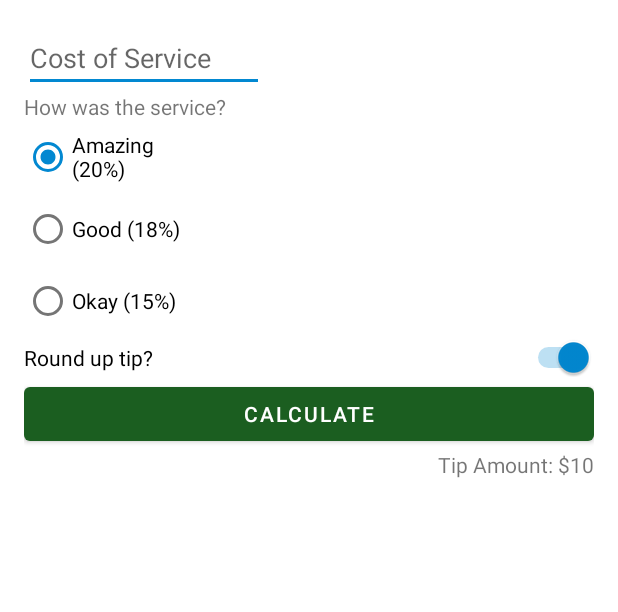
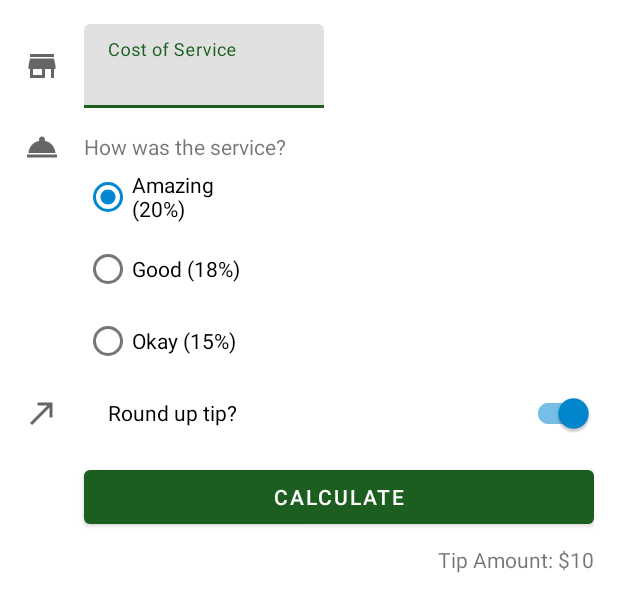
Before and after one commit to SLedolter/TipTime, an Android app: the layout activity_main.xml on its own in the app's theme, with its tools: preview values and no code run, on a phone screen of 412 x 824 dp. Shown: the top 612 px of the screen. Run offline under Robolectric (Android 15) with nearby library versions, the phone set to English and light mode, and no system bars.

Commit message:
SL: replaced widgets with material library items; tweaked layout

```diff
--- a/app/build.gradle
+++ b/app/build.gradle
@@ -4,6 +4,9 @@ plugins {
 }
 
 android {
+    defaultConfig {
+        vectorDrawables.useSupportLibrary = true
+    }
     compileSdk 31
 
     defaultConfig {
--- a/app/src/main/java/at/sledolter/tiptime/MainActivity.kt
+++ b/app/src/main/java/at/sledolter/tiptime/MainActivity.kt
@@ -17,7 +17,7 @@ class MainActivity : AppCompatActivity() {
     }
 
     private fun calculateTip() {
-        val cost = binding.costOfService.text.toString().toDoubleOrNull()
+        val cost = binding.costOfServiceEditText.text.toString().toDoubleOrNull()
         if (cost == null || cost == 0.0) {
             displayTip(0.0)
             return
--- /dev/null
+++ b/app/src/main/res/drawable/ic_round_up.xml
@@ -0,0 +1,10 @@
+<vector xmlns:android="http://schemas.android.com/apk/res/android"
+    android:width="24dp"
+    android:height="24dp"
+    android:viewportWidth="24"
+    android:viewportHeight="24"
+    android:tint="?attr/colorControlNormal">
+  <path
+      android:fillColor="@android:color/white"
+      android:pathData="M9,5v2h6.59L4,18.59 5.41,20 17,8.41V15h2V5z"/>
+</vector>
--- /dev/null
+++ b/app/src/main/res/drawable/ic_service.xml
@@ -0,0 +1,10 @@
+<vector xmlns:android="http://schemas.android.com/apk/res/android"
+    android:width="24dp"
+    android:height="24dp"
+    android:viewportWidth="24"
+    android:viewportHeight="24"
+    android:tint="?attr/colorControlNormal">
+  <path
+      android:fillColor="@android:color/white"
+      android:pathData="M2,17h20v2L2,19zM13.84,7.79c0.1,-0.24 0.16,-0.51 0.16,-0.79 0,-1.1 -0.9,-2 -2,-2s-2,0.9 -2,2c0,0.28 0.06,0.55 0.16,0.79C6.25,8.6 3.27,11.93 3,16h18c-0.27,-4.07 -3.25,-7.4 -7.16,-8.21z"/>
+</vector>
--- /dev/null
+++ b/app/src/main/res/drawable/ic_store.xml
@@ -0,0 +1,10 @@
+<vector xmlns:android="http://schemas.android.com/apk/res/android"
+    android:width="24dp"
+    android:height="24dp"
+    android:viewportWidth="24"
+    android:viewportHeight="24"
+    android:tint="?attr/colorControlNormal">
+  <path
+      android:fillColor="@android:color/white"
+      android:pathData="M20,4L4,4v2h16L20,4zM21,14v-2l-1,-5L4,7l-1,5v2h1v6h10v-6h4v6h2v-6h1zM12,18L6,18v-4h6v4z"/>
+</vector>
--- a/app/src/main/res/layout/activity_main.xml
+++ b/app/src/main/res/layout/activity_main.xml
@@ -9,23 +9,54 @@
     android:padding="16dp"
     tools:context=".MainActivity">
 
-    <EditText
+    <ImageView
+        android:id="@+id/icon_cost_of_service"
+        android:layout_width="wrap_content"
+        android:layout_height="wrap_content"
+        android:importantForAccessibility="no"
+        app:layout_constraintBottom_toBottomOf="@+id/cost_of_service"
+        app:layout_constraintStart_toStartOf="parent"
+        app:layout_constraintTop_toTopOf="@+id/cost_of_service"
+        app:srcCompat="@drawable/ic_store" />
+
+    <com.google.android.material.textfield.TextInputLayout
         android:id="@+id/cost_of_service"
-        android:layout_width="160dp"
+        android:layout_width="wrap_content"
         android:layout_height="wrap_content"
         android:hint="@string/cost_of_service"
-        android:importantForAutofill="no"
-        android:inputType="numberDecimal"
+        android:layout_marginStart="16dp"
+        app:layout_constraintStart_toEndOf="@+id/icon_cost_of_service"
+        app:layout_constraintTop_toTopOf="parent">
+
+        <com.google.android.material.textfield.TextInputEditText
+            android:id="@+id/cost_of_service_edit_text"
+            android:layout_width="160dp"
+            android:layout_height="wrap_content"
+            android:importantForAutofill="no"
+            android:inputType="numberDecimal"
+            app:layout_constraintStart_toStartOf="parent"
+            app:layout_constraintTop_toTopOf="parent"
+            tools:ignore="TextContrastCheck,TouchTargetSizeCheck" />
+
+    </com.google.android.material.textfield.TextInputLayout>
+
+    <ImageView
+        android:id="@+id/imageView2"
+        android:layout_width="wrap_content"
+        android:layout_height="wrap_content"
+        app:layout_constraintBottom_toBottomOf="@+id/service_question"
         app:layout_constraintStart_toStartOf="parent"
-        app:layout_constraintTop_toTopOf="parent"
-        tools:ignore="TextContrastCheck,TouchTargetSizeCheck" />
+        app:layout_constraintTop_toTopOf="@+id/service_question"
+        app:srcCompat="@drawable/ic_service" />
 
     <TextView
         android:id="@+id/service_question"
         android:layout_width="wrap_content"
         android:layout_height="wrap_content"
+        android:layout_marginStart="16dp"
+        android:layout_marginTop="16dp"
         android:text="@string/how_was_the_service"
-        app:layout_constraintStart_toStartOf="@id/cost_of_service"
+        app:layout_constraintStart_toEndOf="@+id/imageView2"
         app:layout_constraintTop_toBottomOf="@id/cost_of_service" />
 
     <RadioGroup
@@ -56,14 +87,25 @@
             android:text="@string/okay_15" />
     </RadioGroup>
 
-    <Switch
+    <ImageView
+        android:id="@+id/imageView3"
+        android:layout_width="wrap_content"
+        android:layout_height="wrap_content"
+        app:layout_constraintBottom_toBottomOf="@+id/round_up_switch"
+        app:layout_constraintStart_toStartOf="parent"
+        app:layout_constraintTop_toTopOf="@+id/round_up_switch"
+        app:srcCompat="@drawable/ic_round_up" />
+
+    <com.google.android.material.switchmaterial.SwitchMaterial
         android:id="@+id/round_up_switch"
         android:layout_width="0dp"
         android:layout_height="wrap_content"
+        android:layout_marginStart="16dp"
         android:checked="true"
+        android:paddingStart="16dp"
         android:text="@string/round_up_tip"
         app:layout_constraintEnd_toEndOf="parent"
-        app:layout_constraintStart_toStartOf="parent"
+        app:layout_constraintStart_toEndOf="@+id/imageView3"
         app:layout_constraintTop_toBottomOf="@+id/tip_options"
         tools:ignore="TouchTargetSizeCheck" />
 
@@ -71,17 +113,19 @@
         android:id="@+id/calculate_button"
         android:layout_width="0dp"
         android:layout_height="wrap_content"
+        android:layout_marginTop="8dp"
         android:text="@string/calculate"
         app:layout_constraintEnd_toEndOf="parent"
-        app:layout_constraintStart_toStartOf="parent"
+        app:layout_constraintStart_toStartOf="@+id/round_up_switch"
         app:layout_constraintTop_toBottomOf="@+id/round_up_switch" />
 
     <TextView
         android:id="@+id/tip_result"
         android:layout_width="wrap_content"
         android:layout_height="wrap_content"
-        tools:text="Tip Amount: $10"
+        android:layout_marginTop="8dp"
         app:layout_constraintEnd_toEndOf="parent"
-        app:layout_constraintTop_toBottomOf="@+id/calculate_button" />
+        app:layout_constraintTop_toBottomOf="@+id/calculate_button"
+        tools:text="Tip Amount: $10" />
 
 </androidx.constraintlayout.widget.ConstraintLayout>
--- a/build.gradle
+++ b/build.gradle
@@ -5,7 +5,7 @@ buildscript {
         mavenCentral()
     }
     dependencies {
-        classpath "com.android.tools.build:gradle:7.0.3"
+        classpath 'com.android.tools.build:gradle:7.0.4'
         classpath "org.jetbrains.kotlin:kotlin-gradle-plugin:1.6.0"
 
         // NOTE: Do not place your application dependencies here; they belong
```
